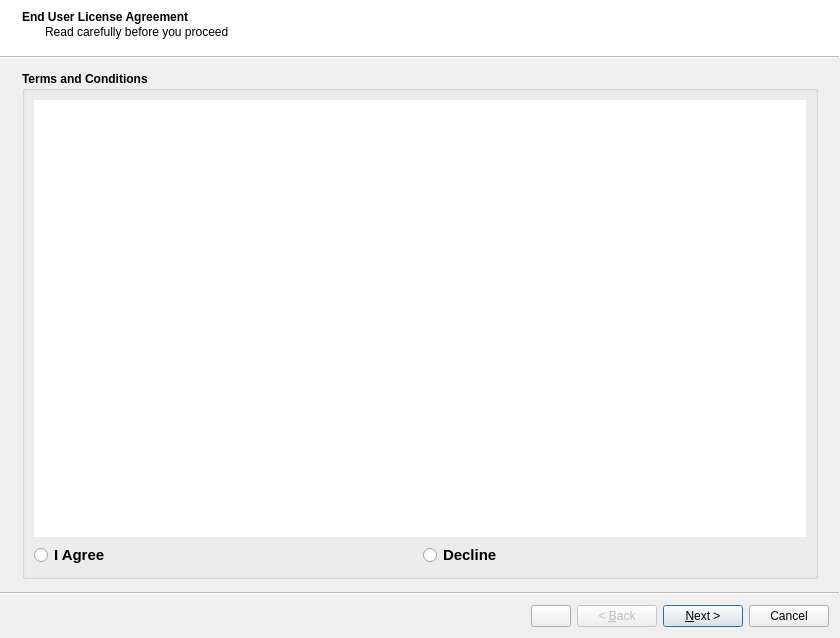
Old version of the form stdm/ui/wizard/ui_stdm_config.ui in the repository gltn/stdm.
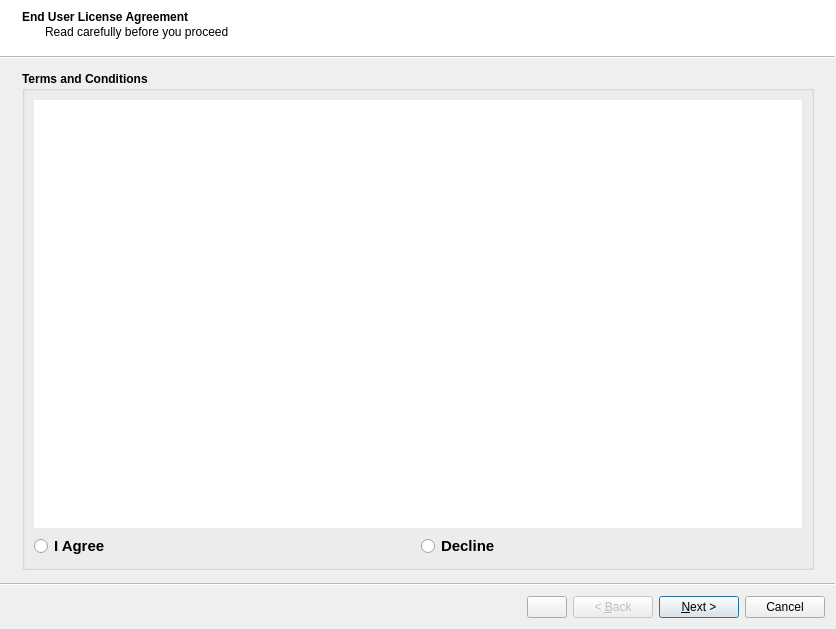
New version of the form. Custom widgets are drawn as their Qt base class.

What changed in the file:
```diff
--- a/stdm/ui/wizard/ui_stdm_config.ui
+++ b/stdm/ui/wizard/ui_stdm_config.ui
@@ -9,8 +9,8 @@
    <rect>
     <x>0</x>
     <y>0</y>
-    <width>840</width>
-    <height>638</height>
+    <width>836</width>
+    <height>629</height>
    </rect>
   </property>
   <property name="sizePolicy">
```
Left out of the diff: 102 changed lines with no effect on the pictures.
